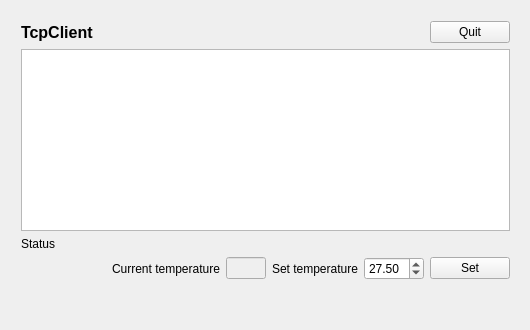
First picture: the form in test_TcpClient/src/forms/mainwindow.ui, repository Zingam/SpaGUIController, before the edit.
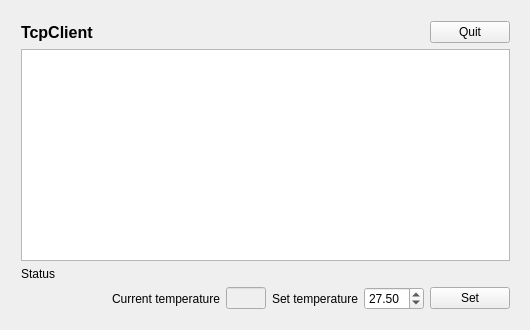
Second picture: the form after the edit.

```diff
--- a/test_TcpClient/src/forms/mainwindow.ui
+++ b/test_TcpClient/src/forms/mainwindow.ui
@@ -154,19 +154,6 @@
        </item>
       </layout>
      </item>
-     <item>
-      <spacer name="verticalSpacer">
-       <property name="orientation">
-        <enum>Qt::Vertical</enum>
-       </property>
-       <property name="sizeHint" stdset="0">
-        <size>
-         <width>20</width>
-         <height>40</height>
-        </size>
-       </property>
-      </spacer>
-     </item>
     </layout>
    </widget>
   </widget>
```
